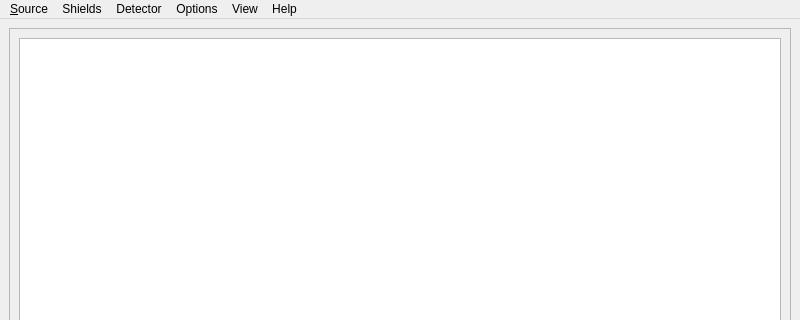
The window that src/ZapMeNotQt/ui/MainWindow.ui (AlanFord/ZapMeNotQt) describes before a commit, drawn with Qt 5; both pictures show x 0 to 800 and y 0 to 320 of the 800 by 600 pixel window.
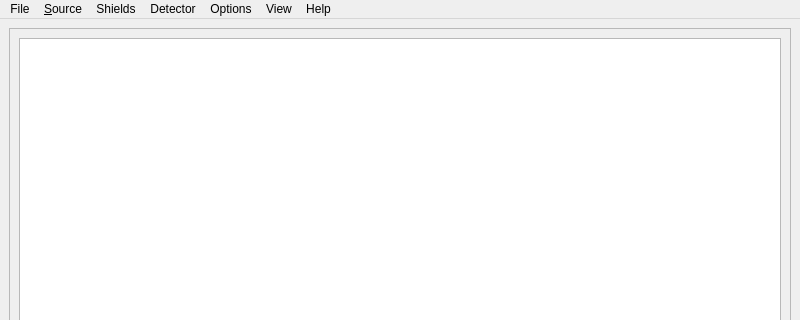
The same window after the commit.

What changed in the file:
```diff
--- a/src/ZapMeNotQt/ui/MainWindow.ui
+++ b/src/ZapMeNotQt/ui/MainWindow.ui
@@ -141,6 +141,15 @@
     <addaction name="actionZapMeNot_Help"/>
     <addaction name="actionAbout_ZapMeNot"/>
    </widget>
+   <widget class="QMenu" name="menuFile">
+    <property name="title">
+     <string>File</string>
+    </property>
+    <addaction name="actionOpen"/>
+    <addaction name="actionSave"/>
+    <addaction name="actionSave_As"/>
+   </widget>
+   <addaction name="menuFile"/>
    <addaction name="menu_Source"/>
    <addaction name="menuShield"/>
    <addaction name="menuDetector"/>
```
Left out of the diff: 15 changed lines with no effect on the pictures.
